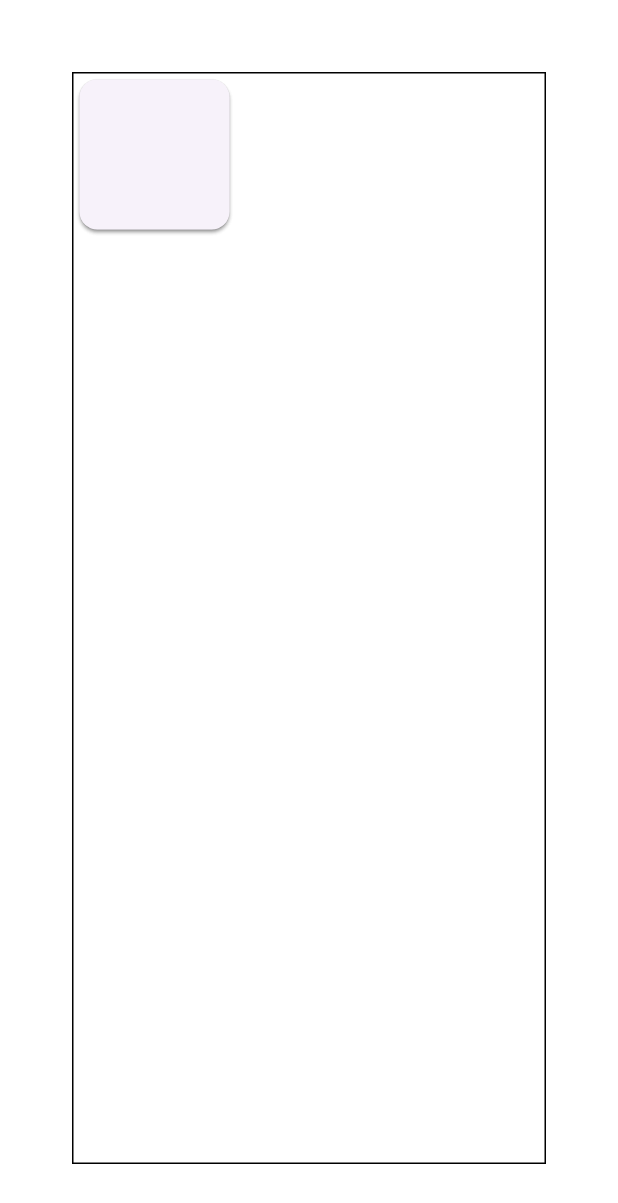
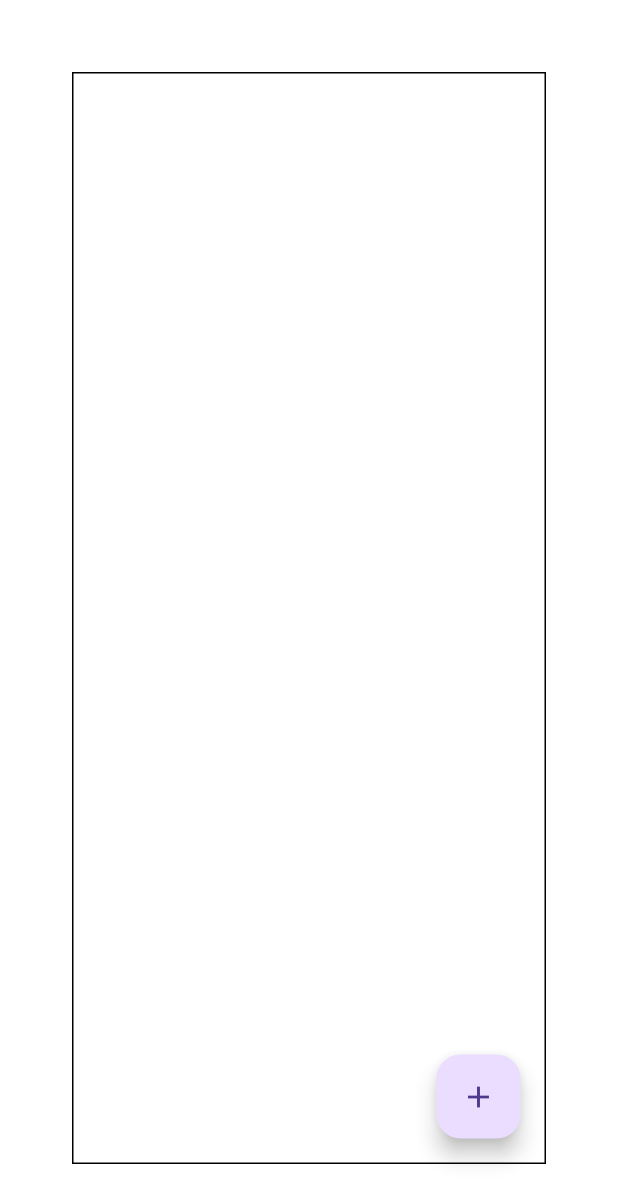
Before and after one commit to gavanaken/flow_canvas, a Flutter app: the screen it shows after launch, on a phone screen of 412 x 824 dp. Shown: the top 1203 px of the screen. Run offline on Flutter 3.47's test engine with Material 3 defaults, Android fonts, the phone set to English and light mode, and no system bars.

Commit message:
Better library interface for specifying children

```diff
--- a/example/lib/main.dart
+++ b/example/lib/main.dart
@@ -1,12 +1,32 @@
+import 'dart:math';
+
 import 'package:flutter/material.dart';
 import 'package:flow_canvas/flow_canvas.dart';
+import 'package:uuid/uuid.dart';
 
 void main() {
   runApp(const CanvasExampleApp());
 }
 
-class CanvasExampleApp extends StatelessWidget {
+class CanvasExampleApp extends StatefulWidget {
   const CanvasExampleApp({super.key});
+
+  @override
+  State<CanvasExampleApp> createState() => _CanvasExampleAppState();
+}
+
+class _CanvasExampleAppState extends State<CanvasExampleApp> {
+  final List<Widget> childNodes = [];
+
+  Color generateRandomColor() {
+    final random = Random();
+    return Color.fromARGB(
+      255, // Full opacity
+      random.nextInt(256), // Red (0-255)
+      random.nextInt(256), // Green (0-255)
+      random.nextInt(256), // Blue (0-255)
+    );
+  }
 
   @override
   Widget build(BuildContext context) {
@@ -21,7 +41,30 @@ class CanvasExampleApp extends StatelessWidget {
             decoration: BoxDecoration(
               border: Border.all(),
             ),
-            child: BaseCanvas(),
+            child: Column(children: [
+              Expanded(child: BasicFlowCanvas(children: childNodes)),
+              Padding(
+                  padding: const EdgeInsets.all(16.0),
+                  child: Align(
+                    alignment: Alignment.bottomRight,
+                    child: FloatingActionButton(
+                      child: const Icon(Icons.add),
+                      onPressed: () {
+                        setState(() {
+                          childNodes.add(Card(
+                            key: Key(const Uuid().v4().toString()),
+                            child: Container(
+                              decoration:
+                                  BoxDecoration(color: generateRandomColor()),
+                              width: 100,
+                              height: 100,
+                            ),
+                          ));
+                        });
+                      },
+                    ),
+                  ))
+            ]),
           ),
         ),
       ),
--- a/lib/base_canvas.dart
+++ /dev/null
@@ -1,47 +0,0 @@
-import 'package:flow_canvas/node.dart';
-import 'package:flutter/material.dart';
-
-class BaseCanvas extends StatefulWidget {
-  BaseCanvas({super.key});
-
-  @override
-  State<BaseCanvas> createState() => _BaseCanvasState();
-}
-
-class _BaseCanvasState extends State<BaseCanvas> {
-  Map<String, Offset> nodePositions = {
-    'node-1': Offset(0, 0),
-    'node-2': Offset(0, 0)
-  };
-
-  void _onDrag(String nodeId, Offset delta) {
-    setState(() {
-      nodePositions[nodeId] = nodePositions[nodeId]! + delta;
-    });
-  }
-
-  @override
-  Widget build(BuildContext context) {
-    List<MapEntry<String, Offset>> entries = nodePositions.entries.toList();
-    return InteractiveViewer(
-      minScale: 0.01,
-      maxScale: double.infinity,
-      boundaryMargin: const EdgeInsets.all(double.infinity),
-      child: Center(
-        child: Stack(
-          children: List.generate(
-            entries.length,
-            (index) => Positioned(
-              top: entries[index].value.dy,
-              left: entries[index].value.dx,
-              child: Node(
-                nodeId: entries[index].key,
-                onDrag: _onDrag,
-              ),
-            ),
-          ),
-        ),
-      ),
-    );
-  }
-}
--- /dev/null
+++ b/lib/basic_flow_canvas.dart
@@ -0,0 +1,51 @@
+import 'package:flow_canvas/flow_node.dart';
+import 'package:flutter/material.dart';
+
+class BasicFlowCanvas extends StatefulWidget {
+  const BasicFlowCanvas({super.key, required this.children});
+  final List<Widget> children;
+
+  @override
+  State<BasicFlowCanvas> createState() => _BasicFlowCanvasState();
+}
+
+class _BasicFlowCanvasState extends State<BasicFlowCanvas> {
+  List<FlowNode> nodes = [];
+  List<Key> tracked = [];
+
+  final ValueNotifier<int> rebuildNotifier = ValueNotifier<int>(0);
+
+  void triggerRebuild() {
+    rebuildNotifier.value++;
+  }
+
+  @override
+  Widget build(BuildContext context) {
+    for (Widget child in widget.children) {
+      if (!tracked.contains(child.key)) {
+        tracked.add(child.key!);
+        nodes.add(FlowNode(child: child, onPositionUpdated: triggerRebuild));
+      }
+    }
+    return InteractiveViewer(
+      minScale: 0.01,
+      maxScale: double.infinity,
+      boundaryMargin: const EdgeInsets.all(double.infinity),
+      child: ValueListenableBuilder<int>(
+        valueListenable: rebuildNotifier,
+        builder: (context, value, child) => Center(
+          child: Stack(
+            children: List.generate(
+              nodes.length,
+              (index) => Positioned(
+                top: nodes[index].position.dy,
+                left: nodes[index].position.dx,
+                child: nodes[index],
+              ),
+            ),
+          ),
+        ),
+      ),
+    );
+  }
+}
--- a/lib/flow_canvas.dart
+++ b/lib/flow_canvas.dart
@@ -1,3 +1,3 @@
 library flow_canvas;
 
-export 'base_canvas.dart';
+export 'basic_flow_canvas.dart' show BasicFlowCanvas;
--- a/lib/node.dart
+++ /dev/null
@@ -1,25 +0,0 @@
-import 'package:flutter/material.dart';
-
-class Node extends StatefulWidget {
-  final String nodeId;
-  final void Function(String, Offset)? onDrag;
-
-  Node({super.key, this.onDrag, required this.nodeId});
-
-  @override
-  _NodeState createState() => _NodeState();
-}
-
-class _NodeState extends State<Node> {
-  @override
-  Widget build(BuildContext context) {
-    return GestureDetector(
-      onPanUpdate: (details) {
-        widget.onDrag!(widget.nodeId, details.delta);
-      },
-      child: const Card(
-        child: SizedBox(height: 100, width: 100),
-      ),
-    );
-  }
-}
--- a/pubspec.yaml
+++ b/pubspec.yaml
@@ -10,6 +10,7 @@ environment:
 dependencies:
   flutter:
     sdk: flutter
+  uuid: ^4.5.1
 
 dev_dependencies:
   flutter_test:
```
Also changed, not shown: lib/flow_node.dart (added, +21 -0 lines).
